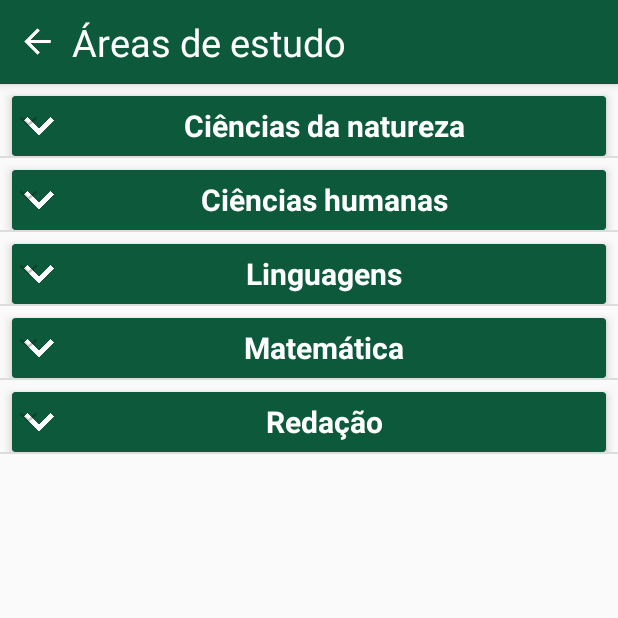
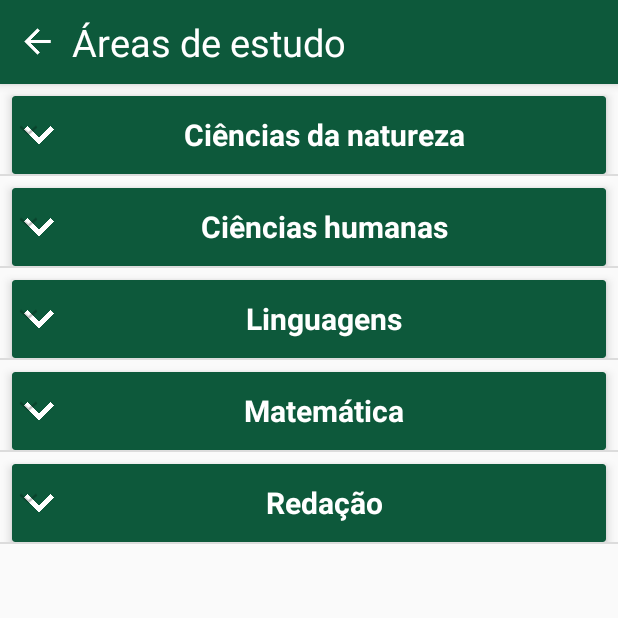
Before and after one commit to centralufabc/centralepufabc, an Android app: the lista_frentes screen opened directly, with no data from a screen before it, on a phone screen of 412 x 824 dp, the top half of it. Run offline under Robolectric (Android 15) with nearby library versions, the phone set to English and light mode, and no system bars.

Commit message:
Pequenos ajustes

```diff
--- a/app/src/main/res/layout/content_sobre.xml
+++ b/app/src/main/res/layout/content_sobre.xml
@@ -102,7 +102,7 @@
                 android:layout_marginStart="8dp"
                 android:layout_marginLeft="8dp"
                 android:layout_width="0dp"
-                android:layout_height="wrap_content"
+                android:layout_height="match_parent"
                 android:orientation="vertical"
                 android:layout_weight="1">
 
@@ -116,8 +116,9 @@
                     android:paddingTop="8dp"
                     android:id="@+id/rodrigo_nome"
                     android:gravity="center"
+                    android:layout_weight="1"
                     android:layout_width="match_parent"
-                    android:layout_height="wrap_content"
+                    android:layout_height="0dp"
                     android:text="Rodrigo Mayer"
                     android:textSize="16sp"/>
 
--- a/app/src/main/res/layout/layout_lista.xml
+++ b/app/src/main/res/layout/layout_lista.xml
@@ -8,7 +8,7 @@
 
     <android.support.v7.widget.CardView
         android:layout_width="0dp"
-        android:layout_height="40dp"
+        android:layout_height="wrap_content"
         android:background="@android:color/white"
         app:cardElevation="4dp"
         app:cardBackgroundColor="?attr/colorPrimaryDark"
--- a/build.gradle
+++ b/build.gradle
@@ -5,7 +5,7 @@ buildscript {
         jcenter()
     }
     dependencies {
-        classpath 'com.android.tools.build:gradle:2.2.2'
+        classpath 'com.android.tools.build:gradle:2.3.0'
 
         // NOTE: Do not place your application dependencies here; they belong
         // in the individual module build.gradle files
```
Also changed, not shown: app/src/main/res/drawable/fachada.jpg, gradle/wrapper/gradle-wrapper.properties.
